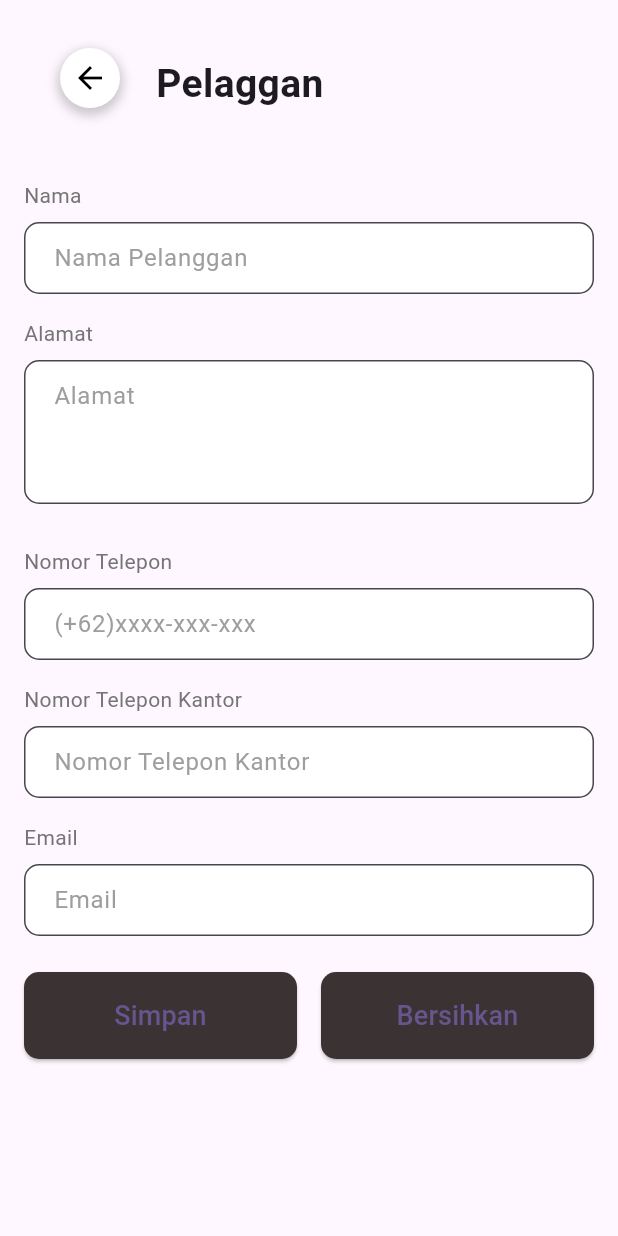
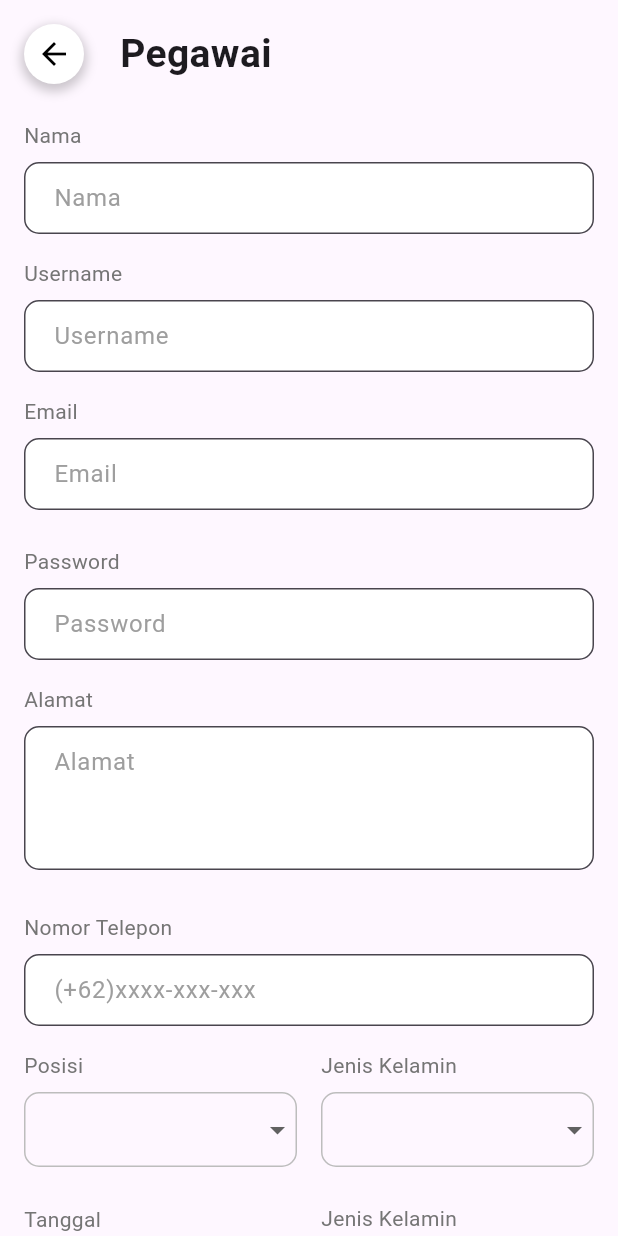
Before and after one commit to h0omanOnEarth/sistem_pencatatan_produksi_cv_bcn, a Flutter app: the MainMasterAdministrasiScreen screen opened by its route, after a tap on "Master Pegawai", on a phone screen of 412 x 824 dp. Run offline on Flutter 3.47's test engine with Material 2 defaults, Android fonts, the light colour scheme and no system bars; our stand-ins replace flutter_bloc.

Commit message:
Tampilan master
- Masih harus perbaiki yang di form pegawai

```diff
--- a/lib/administrasi/main/main_administrasi.dart
+++ b/lib/administrasi/main/main_administrasi.dart
@@ -3,6 +3,7 @@ import 'package:sistem_manajemen_produksi_cv_bcn/administrasi/bottom_navigation_
 import 'package:sistem_manajemen_produksi_cv_bcn/administrasi/home_screen_administrasi.dart';
 import 'package:sistem_manajemen_produksi_cv_bcn/administrasi/main/main_laporan.dart';
 import 'package:sistem_manajemen_produksi_cv_bcn/administrasi/main/main_master.dart';
+import 'package:sistem_manajemen_produksi_cv_bcn/master/form/form_pegawai.dart';
 import 'package:sistem_manajemen_produksi_cv_bcn/master/form/form_pelanggan.dart';
 import 'package:sistem_manajemen_produksi_cv_bcn/master/form/form_supplier.dart';
 import 'package:sistem_manajemen_produksi_cv_bcn/notifikasi_screen.dart';
@@ -60,7 +61,8 @@ class _MainAdministrasiState extends State<MainAdministrasi> {
             MainLaporanAdministrasiScreen.routeName:(context) => const MainLaporanAdministrasiScreen(),
 
             FormMasterPelangganScreen.routeName:(context)=> const FormMasterPelangganScreen(),
-            FormMasterSupplierScreen.routeName:(context)=> const FormMasterSupplierScreen()
+            FormMasterSupplierScreen.routeName:(context)=> const FormMasterSupplierScreen(),
+            FormMasterPegawaiScreen.routeName:(context)=> const FormMasterPegawaiScreen(),
           });
   }
 }
--- a/lib/administrasi/main/main_master.dart
+++ b/lib/administrasi/main/main_master.dart
@@ -1,4 +1,5 @@
 import 'package:flutter/material.dart';
+import 'package:sistem_manajemen_produksi_cv_bcn/master/form/form_pegawai.dart';
 import 'package:sistem_manajemen_produksi_cv_bcn/master/form/form_pelanggan.dart';
 import 'package:sistem_manajemen_produksi_cv_bcn/master/form/form_supplier.dart';
 import 'package:sistem_manajemen_produksi_cv_bcn/notifikasi_screen.dart';
@@ -82,7 +83,7 @@ class _MainMasterAdministrasiScreenState extends State<MainMasterAdministrasiScr
                     const CardItem(icon: Icons.emoji_people_sharp, textA: 'Master Supplier', textB: 'Memodifikasi dan melihat data supplier', pageRoute: FormMasterSupplierScreen()),
                     const CardItem(icon: Icons.shopping_cart_checkout, textA: 'Master Bahan', textB: 'Memodifikasi dan melihat data bahan', pageRoute: FormMasterPelangganScreen()),
                     const CardItem(icon: Icons.precision_manufacturing, textA: 'Master Mesin', textB: 'Memodifikasi dan melihat data mesin', pageRoute: FormMasterPelangganScreen()),
-                    const CardItem(icon: Icons.emoji_people_outlined, textA: 'Master Pegawai', textB: 'Memodifikasi dan melihat data pegawai', pageRoute: FormMasterPelangganScreen()),
+                    const CardItem(icon: Icons.emoji_people_outlined, textA: 'Master Pegawai', textB: 'Memodifikasi dan melihat data pegawai', pageRoute: FormMasterPegawaiScreen()),
                     const CardItem(icon: Icons.warehouse, textA: 'Master Barang', textB: 'Memodifikasi dan melihat data barang', pageRoute: FormMasterPelangganScreen()),
                   ],
                 ),
--- a/lib/master/form/form_pegawai.dart
+++ b/lib/master/form/form_pegawai.dart
@@ -0,0 +1,309 @@
+import 'package:intl/intl.dart';
+import 'package:flutter/material.dart';
+
+class FormMasterPegawaiScreen extends StatefulWidget {
+  static const routeName = '/form_master_pegawai_screen';
+
+  const FormMasterPegawaiScreen({super.key});
+
+  @override
+  State<FormMasterPegawaiScreen> createState() =>
+      _FormMasterPegawaiScreenState();
+}
+
+class _FormMasterPegawaiScreenState extends State<FormMasterPegawaiScreen> {
+  DateTime? _selectedDate;
+  String? selectedPosisi;
+  String? selectedJenisKelamin;
+
+  Future<void> _selectDate(BuildContext context) async {
+    final DateTime? pickedDate = await showDatePicker(
+      context: context,
+      initialDate: DateTime.now(),
+      firstDate: DateTime(2000),
+      lastDate: DateTime(2101),
+    );
+    if (pickedDate != null && pickedDate != _selectedDate) {
+      setState(() {
+        _selectedDate = pickedDate;
+      });
+    }
+  }
+
+  Widget buildTextField(String label, String placeholder,
+      {bool multiline = false}) {
+    return Column(
+      crossAxisAlignment: CrossAxisAlignment.start,
+      children: [
+        Text(
+          label,
+          style: TextStyle(
+            fontSize: 14,
+            color: Colors.grey[600],
+          ),
+        ),
+        SizedBox(height: 8.0),
+        TextField(
+          maxLines: multiline ? 3 : 1,
+          decoration: InputDecoration(
+            hintText: placeholder,
+            filled: true,
+            fillColor: Colors.white,
+            border: OutlineInputBorder(
+              borderRadius: BorderRadius.circular(10.0),
+              borderSide: BorderSide(color: Colors.grey[400]!),
+            ),
+            contentPadding:
+                const EdgeInsets.symmetric(vertical: 12.0, horizontal: 16.0),
+            hintStyle: TextStyle(
+              color: Colors.grey[500],
+            ),
+          ),
+        ),
+      ],
+    );
+  }
+
+ buildDropdown(String label, List<String> items) {
+  return Column(
+    crossAxisAlignment: CrossAxisAlignment.start,
+    children: [
+      Text(
+        label,
+        style: TextStyle(
+          fontSize: 14,
+          color: Colors.grey[600],
+        ),
+      ),
+      SizedBox(height: 8.0),
+      Container(
+        decoration: BoxDecoration(
+          borderRadius: BorderRadius.circular(10.0),
+          border: Border.all(color: Colors.grey[400]!),
+        ),
+        child: DropdownButton<String>(
+          isExpanded: true,
+          underline: Container(),
+          items: items.map((String value) {
+            return DropdownMenuItem<String>(
+              value: value,
+              child: Padding(
+                padding: const EdgeInsets.symmetric(
+                  vertical: 8.0,
+                  horizontal: 16.0,
+                ),
+                child: Text(value),
+              ),
+            );
+          }).toList(),
+          onChanged: (String? newValue) {
+            setState(() {
+              if (label == 'Posisi') {
+                selectedPosisi = newValue;
+              } else if (label == 'Jenis Kelamin') {
+                selectedJenisKelamin = newValue;
+              }
+            });
+          },
+        ),
+      ),
+    ],
+  );
+}
+
+Widget buildDateButton() {
+  return Expanded(
+    child: Column(
+      crossAxisAlignment: CrossAxisAlignment.start,
+      children: [
+        Text(
+          'Tanggal',
+          style: TextStyle(
+            fontSize: 14,
+            color: Colors.grey[600],
+          ),
+        ),
+        SizedBox(height: 8.0),
+        ElevatedButton(
+          onPressed: () {
+            _selectDate(context);
+          },
+          style: ElevatedButton.styleFrom(
+            padding: EdgeInsets.zero, backgroundColor: Colors.white,
+            shape: RoundedRectangleBorder(
+              borderRadius: BorderRadius.circular(10.0),
+              side: BorderSide(color: Colors.grey[400]!),
+            ),
+          ),
+          child: Container(
+            width: double.infinity,
+            padding: const EdgeInsets.symmetric(
+              vertical: 12.0,
+              horizontal: 16.0,
+            ),
+            child: Row(
+              children: [
+                Icon(
+                  Icons.calendar_today,
+                  color: Colors.grey[600],
+                ),
+                SizedBox(width: 8.0),
+                Text(
+                  _selectedDate == null
+                      ? DateFormat.yMMMMd().format(DateTime.now())
+                      : DateFormat.yMMMMd().format(_selectedDate!),
+                ),
+              ],
+            ),
+          ),
+        ),
+      ],
+    ),
+  );
+}
+
+
+  @override
+  Widget build(BuildContext context) {
+    return Scaffold(
+      body: SafeArea(
+        child: SingleChildScrollView(
+          child: Container(
+            padding: const EdgeInsets.all(16.0),
+            child: Column(
+              crossAxisAlignment: CrossAxisAlignment.stretch,
+              children: [
+                Row(
+                  children: [
+                    InkWell(
+                      onTap: () {
+                        Navigator.pop(context);
+                      },
+                      child: Container(
+                        decoration: BoxDecoration(
+                          shape: BoxShape.circle,
+                          boxShadow: [
+                            BoxShadow(
+                              color: Colors.black.withOpacity(0.2),
+                              spreadRadius: 2,
+                              blurRadius: 5,
+                              offset: const Offset(0, 3),
+                            ),
+                          ],
+                        ),
+                        child: CircleAvatar(
+                          backgroundColor: Colors.white,
+                          child: Icon(Icons.arrow_back, color: Colors.black),
+                        ),
+                      ),
+                    ),
+                    SizedBox(width: 24.0),
+                    Text(
+                      'Pegawai',
+                      style: TextStyle(
+                        fontSize: 26,
+                        fontWeight: FontWeight.bold,
+                      ),
+                    ),
+                  ],
+                ),
+                SizedBox(height: 24.0),
+                buildTextField('Nama', 'Nama'),
+                SizedBox(height: 16.0),
+                buildTextField('Username', 'Username'),
+                SizedBox(height: 16.0),
+                buildTextField('Email', 'Email'),
+                SizedBox(height: 24.0),
+                buildTextField('Password', 'Password'),
+                SizedBox(height: 16.0),
+                buildTextField('Alamat', 'Alamat', multiline: true),
+                SizedBox(height: 28.0),
+                buildTextField('Nomor Telepon', '(+62)xxxx-xxx-xxx'),
+                SizedBox(height: 16.0),
+                Row(
+                  children: [
+                    Expanded(
+                      child: buildDropdown('Posisi', ['Posisi 1', 'Posisi 2', 'Posisi 3']),
+                    ),
+                    SizedBox(width: 16.0),
+                    Expanded(
+                      child: buildDropdown('Jenis Kelamin', ['Laki-laki', 'Perempuan']),
+                    ),
+                  ],
+                ),
+                SizedBox(height: 24.0),
+                Row(
+                  children: [
+                    buildDateButton(),
+                    SizedBox(width: 16.0),
+                    Expanded(
+                      child: buildDropdown('Jenis Kelamin', ['Laki-laki', 'Perempuan']),
+                    ),
+                  ],
+                ),
+                SizedBox(height: 16),
+                 Row(
+                  children: [
+                    Expanded(
+                      child: buildTextField('Gaji Harian', 'Gaji Harian'),
+                    ),
+                    SizedBox(width: 16.0),
+                    Expanded(
+                      child: buildTextField('Gaji Lembur', 'Gaji Lembur'),
+                    ),
+                  ],
+                ),
+                SizedBox(height: 16.0,),
+                Row(
+                  children: [
+                    Expanded(
+                      child: ElevatedButton(
+                        onPressed: () {
+                          // Handle save button press
+                        },
+                        style: ElevatedButton.styleFrom(
+                          backgroundColor: Color.fromRGBO(59, 51, 51, 1),
+                          shape: RoundedRectangleBorder(
+                            borderRadius: BorderRadius.circular(10.0),
+                          ),
+                        ),
+                        child: Padding(
+                          padding: const EdgeInsets.symmetric(vertical: 16.0),
+                          child: Text(
+                            'Simpan',
+                            style: TextStyle(fontSize: 18),
+                          ),
+                        ),
+                      ),
+                    ),
+                    SizedBox(width: 16.0),
+                    Expanded(
+                      child: ElevatedButton(
+                        onPressed: () {
+                          // Handle clear button press
+                        },
+                        style: ElevatedButton.styleFrom(
+                          backgroundColor: Color.fromRGBO(59, 51, 51, 1),
+                          shape: RoundedRectangleBorder(
+                            borderRadius: BorderRadius.circular(10.0),
+                          ),
+                        ),
+                        child: Padding(
+                          padding: const EdgeInsets.symmetric(vertical: 16.0),
+                          child: Text(
+                            'Bersihkan',
+                            style: TextStyle(fontSize: 18),
+                          ),
+                        ),
+                      ),
+                    ),
+                  ],
+                ),
+              ],
+            ),
+          ),
+        ),
+      ),
+    );
+  }
+}
--- a/lib/master/form/form_pelanggan.dart
+++ b/lib/master/form/form_pelanggan.dart
@@ -70,7 +70,7 @@ class _FormMasterPelangganScreenState extends State<FormMasterPelangganScreen> {
                   ),
                 ),
                 const SizedBox(height: 24.0), // Add spacing between header and cards
-                RoundedTextField(label: 'Nama', placeholder: 'Nama Pelanggan'),
+                RoundedTextField(label: 'Nama', placeholder: 'Nama'),
                 SizedBox(height: 16.0),
                 RoundedTextField(label: 'Alamat', placeholder: 'Alamat'),
                 SizedBox(height: 28.0),
--- a/lib/master/form/form_supplier.dart
+++ b/lib/master/form/form_supplier.dart
@@ -72,7 +72,7 @@ class _FormMasterSupplierScreenState extends State<FormMasterSupplierScreen> {
                   ),
                 ),
                 const SizedBox(height: 24.0), // Add spacing between header and cards
-                RoundedTextField(label: 'Nama', placeholder: 'Nama Pelanggan'),
+                RoundedTextField(label: 'Nama', placeholder: 'Nama'),
                 SizedBox(height: 16.0),
                 RoundedTextField(label: 'Alamat', placeholder: 'Alamat'),
                 SizedBox(height: 16.0),
--- a/pubspec.yaml
+++ b/pubspec.yaml
@@ -31,6 +31,7 @@ dependencies:
   flutter:
     sdk: flutter
   flutter_bloc: ^7.0.1
+  intl: ^0.18.1
 
 
   # The following adds the Cupertino Icons font to your application.
```
Also changed, not shown: lib/master/form/form_bom.dart (added), lib/master/form/form_mesin.dart (added), pubspec.lock.
